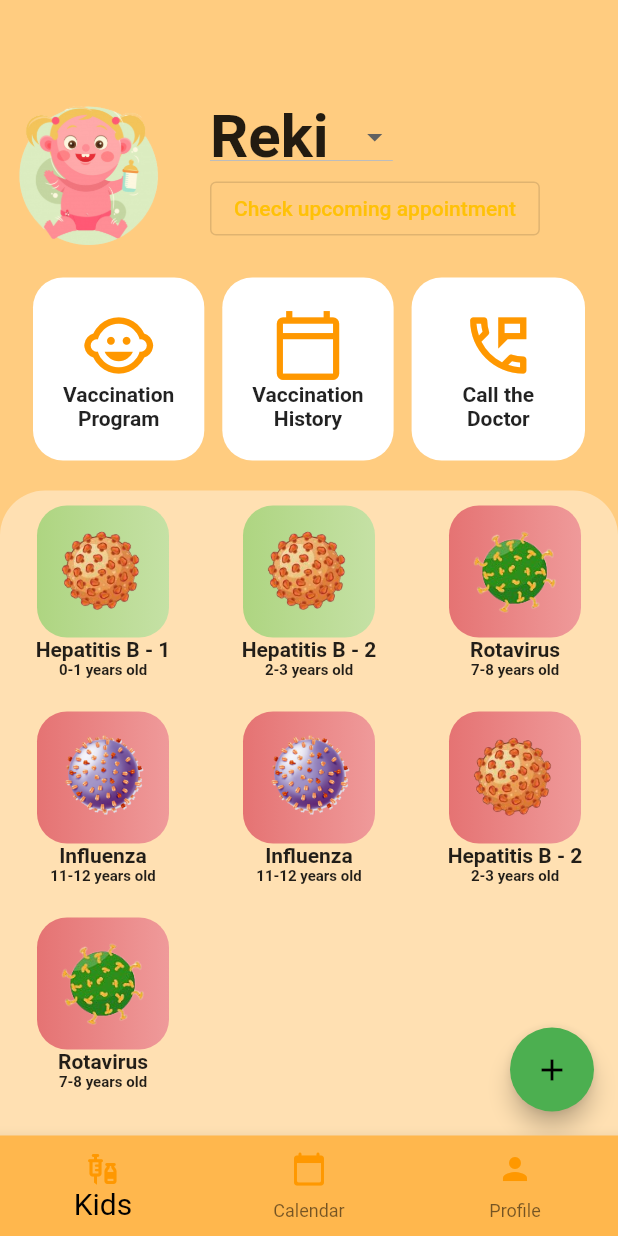
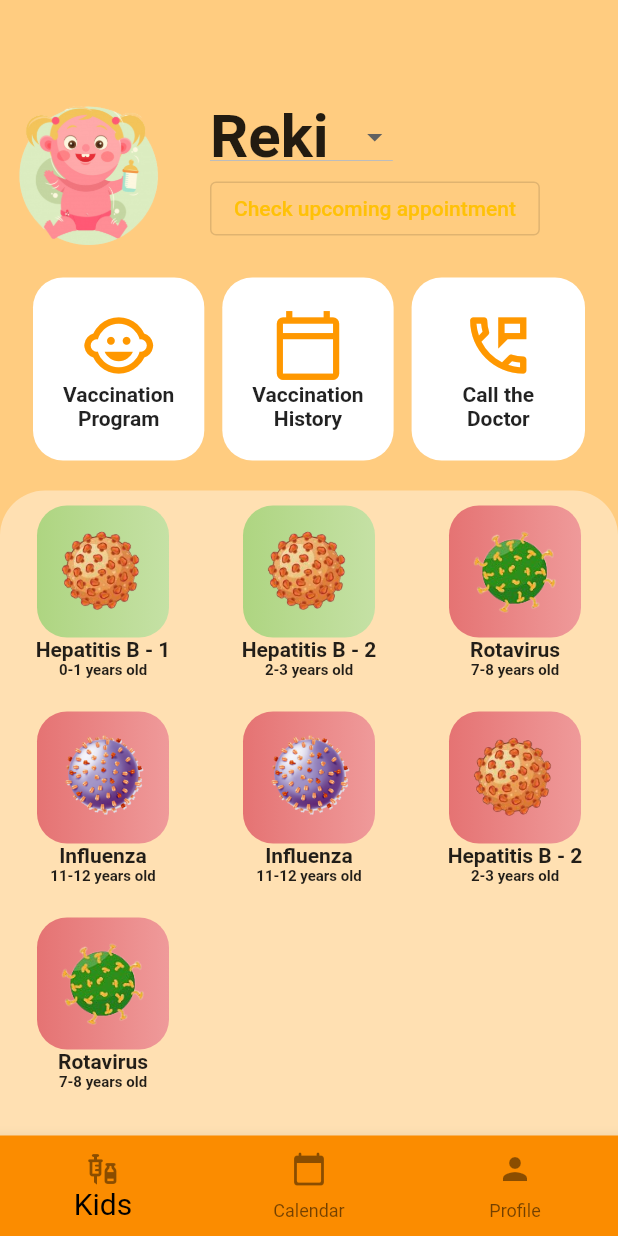
Before and after one commit to bjudob/duckcination, a Flutter app: the screen it shows after launch, on a phone screen of 412 x 824 dp. Run offline on Flutter 3.47's test engine with Material 2 defaults, Android fonts, the phone set to English and light mode, and no system bars; our stand-ins replace firebase_core, table_calendar; accounts and stored records are empty.

Commit message:
duckhome- kill floating

```diff
--- a/lib/main.dart
+++ b/lib/main.dart
@@ -60,15 +60,15 @@ class _MyHomePageState extends State<MyHomePage> {
       bottomNavigationBar: BottomNavigationBar(
         items: const <BottomNavigationBarItem>[
           BottomNavigationBarItem(
-              icon: Icon(Icons.vaccines, color: Colors.orange,), label: "Kids"),
+              icon: Icon(Icons.vaccines, color: Colors.black45,), label: "Kids",),
           BottomNavigationBarItem(
-              icon: Icon(Icons.calendar_today_rounded, color: Colors.orange,), label: "Calendar"),
+              icon: Icon(Icons.calendar_today_rounded, color: Colors.black45,), label: "Calendar"),
           BottomNavigationBarItem(
-              icon: Icon(Icons.person, color: Colors.orange,), label: "Profile"),
+              icon: Icon(Icons.person, color: Colors.black45,), label: "Profile"),
         ],
         currentIndex: selectedIndex,
         fixedColor: Colors.black,
-        backgroundColor: Colors.orange[300],
+        backgroundColor: Colors.orange[600],
         onTap: onItemTapped,
         selectedLabelStyle: TextStyle(color: Colors.red, fontSize: 20),
       ),
--- a/lib/ui/screens/duck_home.dart
+++ b/lib/ui/screens/duck_home.dart
@@ -119,13 +119,6 @@ class _DuckHomeState extends State<DuckHome> {
           ],
         ),
       ),
-      floatingActionButton: FloatingActionButton(
-        onPressed: () {
-          // Add your onPressed code here!
-        },
-        backgroundColor: Colors.green,
-        child: const Icon(Icons.add),
-      ),
     );
   }
 }
```
